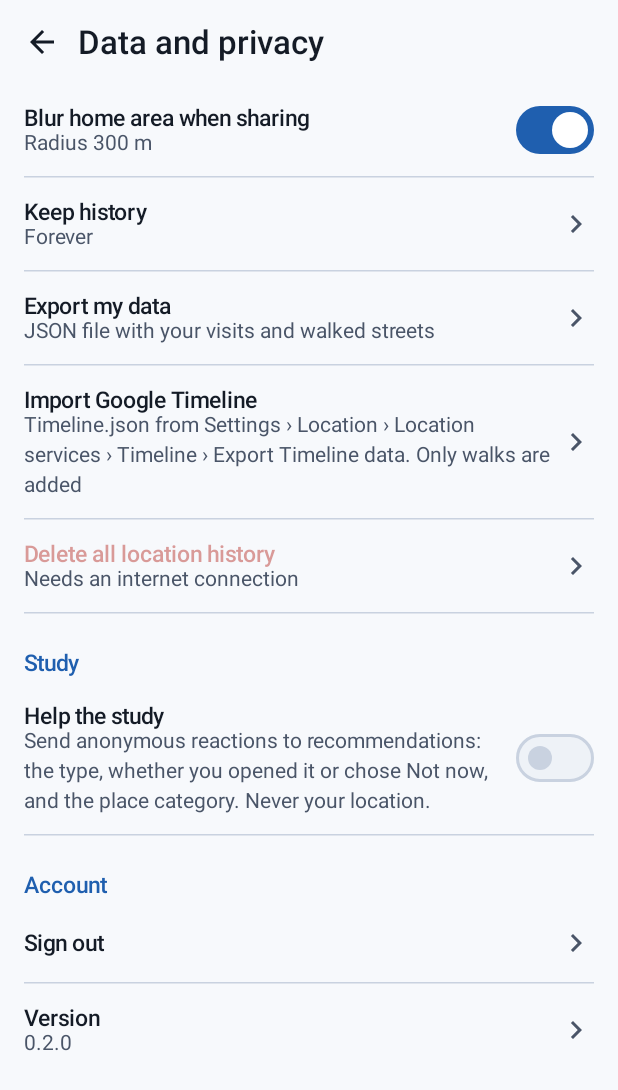
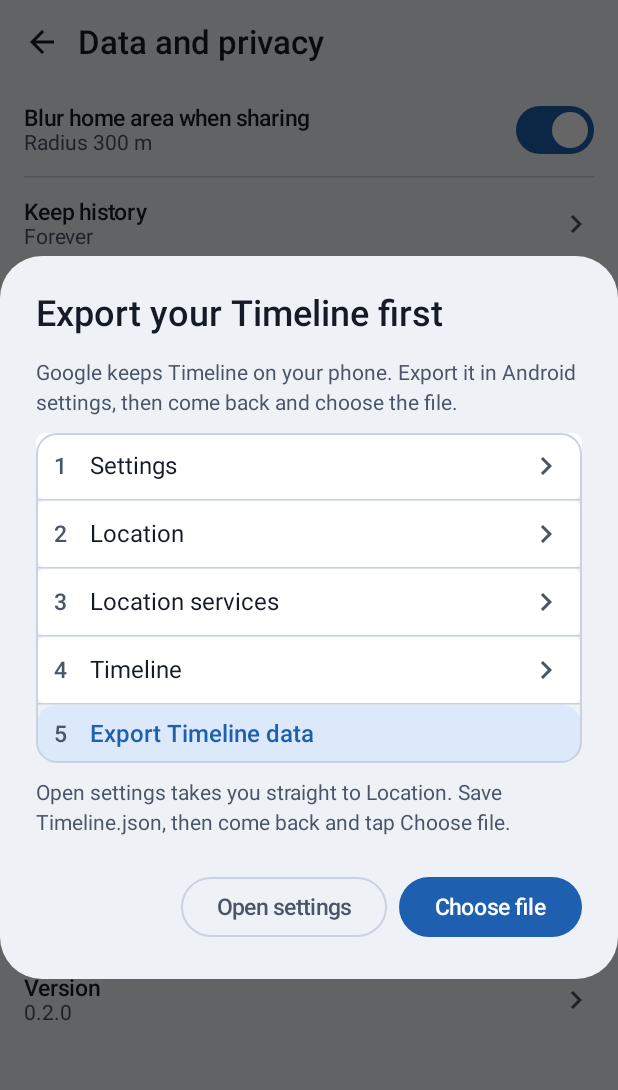
Before and after one commit to tuiiis/unwalked-android, an Android app built with Jetpack Compose: the composable PrivacyScreen shown on its own in the app's theme, after a tap on "Import Google Timeline", on a phone screen of 412 x 824 dp. Shown: the top 1090 px of the screen. Run offline under Robolectric (Android 15) with nearby library versions, the phone set to English and light mode, and no system bars.

Commit message:
Show the Timeline export steps before choosing the file

```diff
--- a/app/src/main/java/lt/ehu/unwalked/feature/privacy/PrivacyScreen.kt
+++ b/app/src/main/java/lt/ehu/unwalked/feature/privacy/PrivacyScreen.kt
@@ -56,6 +56,7 @@ data class PrivacyActions(
     val onRetention: (Retention) -> Unit = {},
     val onExport: () -> Unit = {},
     val onImportTimeline: () -> Unit = {},
+    val onOpenLocationSettings: () -> Unit = {},
     val onCancelImport: () -> Unit = {},
     val onDelete: () -> Unit = {},
     val onSample: () -> Unit = {},
@@ -67,6 +68,7 @@ data class PrivacyActions(
 fun PrivacyScreen(state: PrivacyUiState, online: Boolean, actions: PrivacyActions) {
     var confirmDelete by rememberSaveable { mutableStateOf(false) }
     var chooseRetention by rememberSaveable { mutableStateOf(false) }
+    var timelineGuide by rememberSaveable { mutableStateOf(false) }
     Column(Modifier.fillMaxSize().background(Palette.Background).statusBarsPadding().verticalScroll(rememberScrollState())) {
         Row(Modifier.padding(start = 4.dp, top = 4.dp, bottom = 4.dp), verticalAlignment = Alignment.CenterVertically) {
             IconButton(onClick = actions.onBack) { Icon(Icons.AutoMirrored.Outlined.ArrowBack, contentDescription = "Back") }
@@ -80,9 +82,9 @@ fun PrivacyScreen(state: PrivacyUiState, online: Boolean, actions: PrivacyAction
         Divider()
         LinkRow(
             "Import Google Timeline",
-            "Timeline.json from Settings › Location › Location services › Timeline › Export Timeline data. Only walks are added",
+            "Timeline.json exported from Android settings. Only walks are added",
             enabled = !state.busy,
-            onClick = actions.onImportTimeline,
+            onClick = { timelineGuide = true },
         )
         Divider()
         LinkRow(
@@ -112,6 +114,16 @@ fun PrivacyScreen(state: PrivacyUiState, online: Boolean, actions: PrivacyAction
         }
         LinkRow("Version", BuildConfig.VERSION_NAME, onClick = actions.onVersion)
         Spacer(Modifier.height(96.dp))
+    }
+    if (timelineGuide) {
+        TimelineGuide(
+            onOpenSettings = actions.onOpenLocationSettings,
+            onChooseFile = {
+                timelineGuide = false
+                actions.onImportTimeline()
+            },
+            onDismiss = { timelineGuide = false },
+        )
     }
     if (state.importing) {
         AlertDialog(
--- /dev/null
+++ b/app/src/main/java/lt/ehu/unwalked/feature/privacy/TimelineGuide.kt
@@ -0,0 +1,76 @@
+package lt.ehu.unwalked.feature.privacy
+
+import androidx.compose.foundation.background
+import androidx.compose.foundation.border
+import androidx.compose.foundation.layout.Arrangement
+import androidx.compose.foundation.layout.Column
+import androidx.compose.foundation.layout.Row
+import androidx.compose.foundation.layout.fillMaxWidth
+import androidx.compose.foundation.layout.padding
+import androidx.compose.foundation.layout.width
+import androidx.compose.material.icons.Icons
+import androidx.compose.material.icons.automirrored.outlined.KeyboardArrowRight
+import androidx.compose.material3.AlertDialog
+import androidx.compose.material3.Button
+import androidx.compose.material3.HorizontalDivider
+import androidx.compose.material3.Icon
+import androidx.compose.material3.MaterialTheme
+import androidx.compose.material3.OutlinedButton
+import androidx.compose.material3.Text
+import androidx.compose.runtime.Composable
+import androidx.compose.ui.Alignment
+import androidx.compose.ui.Modifier
+import androidx.compose.ui.platform.testTag
+import androidx.compose.ui.text.font.FontWeight
+import androidx.compose.ui.unit.dp
+import lt.ehu.unwalked.core.ui.theme.Palette
+
+val TimelineExportSteps = listOf("Settings", "Location", "Location services", "Timeline", "Export Timeline data")
+
+@Composable
+fun TimelineGuide(onOpenSettings: () -> Unit, onChooseFile: () -> Unit, onDismiss: () -> Unit) {
+    AlertDialog(
+        onDismissRequest = onDismiss,
+        title = { Text("Export your Timeline first") },
+        text = {
+            Column(verticalArrangement = Arrangement.spacedBy(12.dp)) {
+                Text("Google keeps Timeline on your phone. Export it in Android settings, then come back and choose the file.", style = MaterialTheme.typography.bodyMedium)
+                Column(
+                    Modifier
+                        .fillMaxWidth()
+                        .border(1.dp, Palette.Line, MaterialTheme.shapes.medium)
+                        .testTag("timelineSteps"),
+                ) {
+                    TimelineExportSteps.forEachIndexed { index, step ->
+                        if (index > 0) HorizontalDivider(color = Palette.Line)
+                        StepRow(index + 1, step, last = index == TimelineExportSteps.lastIndex)
+                    }
+                }
+                Text("Open settings takes you straight to Location. Save Timeline.json, then come back and tap Choose file.", style = MaterialTheme.typography.bodyMedium, color = Palette.Muted)
+            }
+        },
+        confirmButton = { Button(onClick = onChooseFile) { Text("Choose file") } },
+        dismissButton = { OutlinedButton(onClick = onOpenSettings) { Text("Open settings") } },
+    )
+}
+
+@Composable
+private fun StepRow(number: Int, label: String, last: Boolean) {
+    Row(
+        Modifier
+            .fillMaxWidth()
+            .background(if (last) Palette.AccentDeep else Palette.Panel, if (last) MaterialTheme.shapes.medium else MaterialTheme.shapes.extraSmall)
+            .padding(horizontal = 12.dp, vertical = 10.dp),
+        verticalAlignment = Alignment.CenterVertically,
+    ) {
+        Text("$number", style = MaterialTheme.typography.labelLarge, color = Palette.Muted, modifier = Modifier.width(24.dp))
+        Text(
+            label,
+            style = MaterialTheme.typography.bodyLarge,
+            fontWeight = if (last) FontWeight.SemiBold else FontWeight.Normal,
+            color = if (last) Palette.Accent else Palette.Foreground,
+            modifier = Modifier.weight(1f),
+        )
+        if (!last) Icon(Icons.AutoMirrored.Outlined.KeyboardArrowRight, contentDescription = null, tint = Palette.Muted)
+    }
+}
--- a/app/src/main/java/lt/ehu/unwalked/navigation/UnwalkedApp.kt
+++ b/app/src/main/java/lt/ehu/unwalked/navigation/UnwalkedApp.kt
@@ -1,5 +1,7 @@
 package lt.ehu.unwalked.navigation
 
+import android.content.Intent
+import android.provider.Settings
 import androidx.activity.compose.rememberLauncherForActivityResult
 import androidx.activity.result.contract.ActivityResultContracts
 import androidx.compose.animation.Crossfade
@@ -295,6 +297,7 @@ private fun MainFlow(container: AppContainer) {
                         onRetention = vm::setRetention,
                         onExport = { exporter.launch("unwalked-export.json") },
                         onImportTimeline = { timeline.launch(arrayOf("application/json", "application/octet-stream", "text/plain")) },
+                        onOpenLocationSettings = { runCatching { context.startActivity(Intent(Settings.ACTION_LOCATION_SOURCE_SETTINGS)) } },
                         onDelete = vm::deleteAll,
                         onCancelImport = vm::cancelImport,
                         onSample = vm::loadSample,
```
Also changed, not shown: 1 other file.
